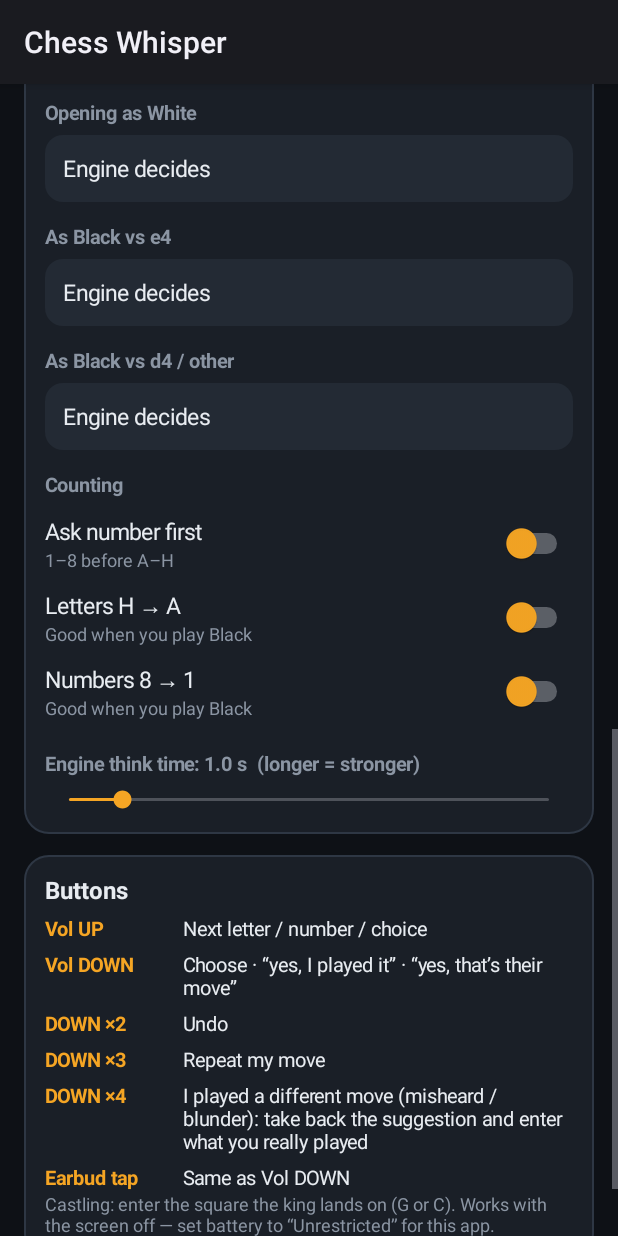
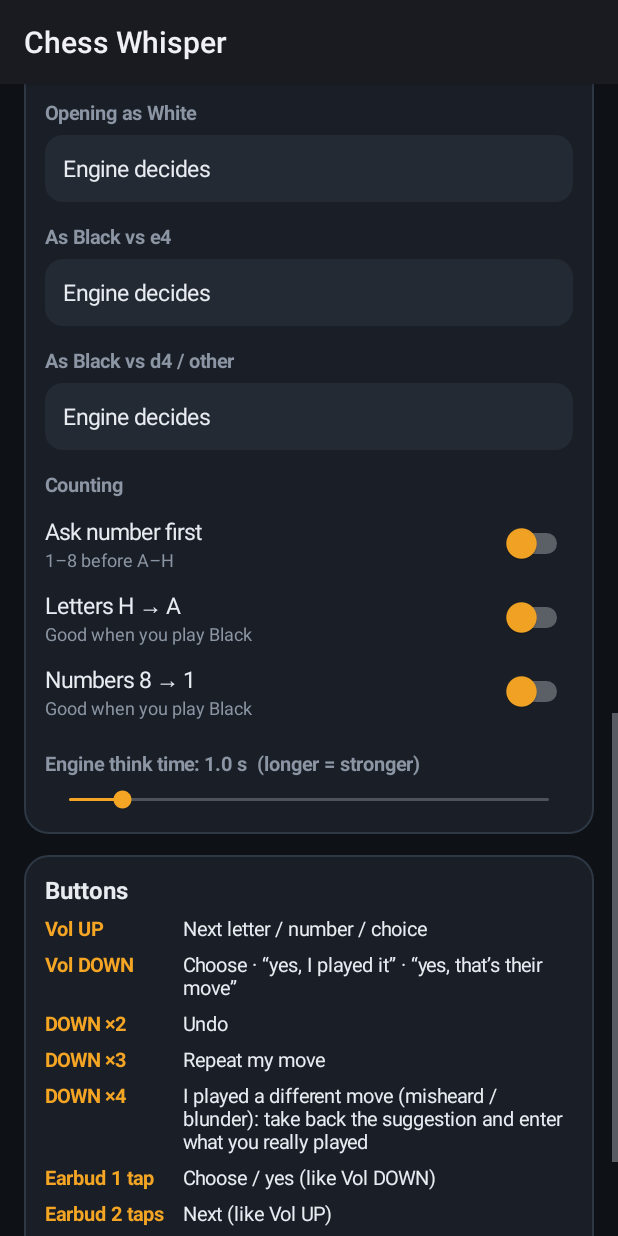
Before and after one commit to Spian45/ChessWhisper, an Android app: the screen it shows after launch (MainActivity), scrolled down 1074 dp, on a phone screen of 412 x 824 dp. Run offline under Robolectric (Android 15) with nearby library versions, the phone set to English and light mode, and no system bars.

Commit message:
Earbud controls: 1 tap = choose, 2 taps = next, 3 taps = undo
Co-Authored-By: Claude Opus 5.5 <noreply@anthropic.com>
Claude-Session: https://claude.ai/code/session_01EfSkuTsm8s64RmRLuu47rs

```diff
--- a/app/src/main/java/com/spian/chesswhisper/MainActivity.java
+++ b/app/src/main/java/com/spian/chesswhisper/MainActivity.java
@@ -165,7 +165,9 @@ public class MainActivity extends Activity implements WhisperService.UiListener
         help.addView(helpRow("DOWN ×2", "Undo"));
         help.addView(helpRow("DOWN ×3", "Repeat my move"));
         help.addView(helpRow("DOWN ×4", "I played a different move (misheard / blunder): take back the suggestion and enter what you really played"));
-        help.addView(helpRow("Earbud tap", "Same as Vol DOWN"));
+        help.addView(helpRow("Earbud 1 tap", "Choose / yes (like Vol DOWN)"));
+        help.addView(helpRow("Earbud 2 taps", "Next (like Vol UP)"));
+        help.addView(helpRow("Earbud 3 taps", "Undo"));
         help.addView(text("Castling: enter the square the king lands on (G or C). Works with the screen off — set battery to “Unrestricted” for this app.", 12, MUTED, false));
         root.addView(help, cardLp());
 
```
Also changed, not shown: app/src/main/java/com/spian/chesswhisper/WhisperService.java (+9 -2 lines), 1 other file.
